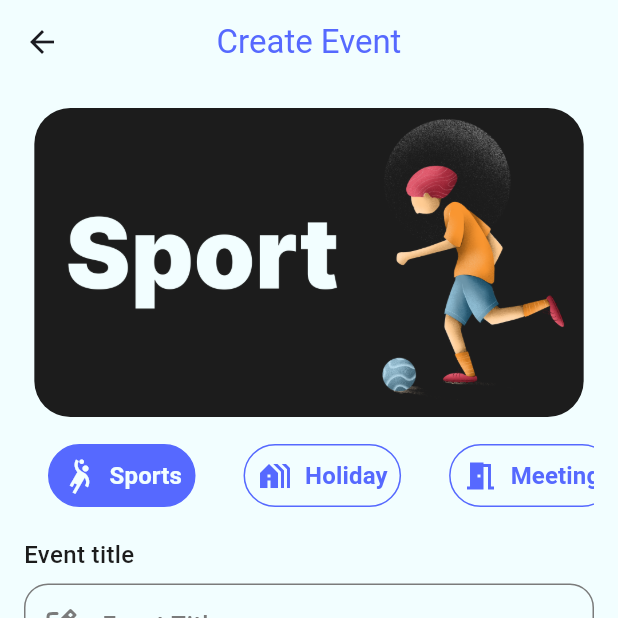
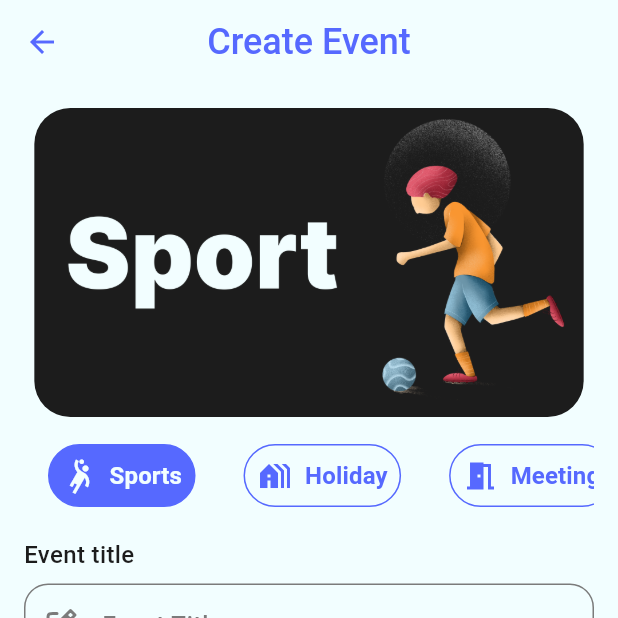
Before and after one commit to helkayal/evently, a Flutter app: the AddEvent screen opened directly, on a phone screen of 412 x 824 dp, the top half of it. Run offline on Flutter 3.47's test engine with Material 3 defaults, Android fonts, the phone set to English and light mode, and no system bars; our stand-ins replace animated_toggle_switch, cloud_firestore, firebase_auth, firebase_core, flutter_slidable, flutter_svg and 2 more; accounts and stored records are empty.

Commit message:
adjust appbar colors in both themes

```diff
--- a/lib/ui/screens/events/add_event/add_event.dart
+++ b/lib/ui/screens/events/add_event/add_event.dart
@@ -26,7 +26,7 @@ class _AddEventState extends State<AddEvent> {
   @override
   Widget build(BuildContext context) {
     return Scaffold(
-      appBar: buildAppBar(),
+      appBar: buildEventAppbar(context: context, title: 'Create Event'),
       body: SingleChildScrollView(
         child: Padding(
           padding: const EdgeInsets.all(16.0),
@@ -63,8 +63,6 @@ class _AddEventState extends State<AddEvent> {
       ),
     );
   }
-
-  buildAppBar() => AppBar(title: Text("Create Event"));
 
   buildCategoryTabs() => CategoryTabs(
     categories: CategoryDM.createEventsCategories,
--- a/lib/ui/screens/events/common/events_common.dart
+++ b/lib/ui/screens/events/common/events_common.dart
@@ -135,3 +135,15 @@ buildEventTime({
 );
 
 buildEventLocation() => Container();
+
+buildEventAppbar({
+  required BuildContext context,
+  required String title,
+  List<Widget>? actions = const [],
+}) => AppBar(
+  title: Text(title, style: Theme.of(context).textTheme.headlineLarge),
+  centerTitle: true,
+  backgroundColor: Theme.of(context).colorScheme.tertiary,
+  iconTheme: IconThemeData(color: Theme.of(context).colorScheme.primary),
+  actions: actions,
+);
--- a/lib/ui/screens/events/edit_event/edit_event.dart
+++ b/lib/ui/screens/events/edit_event/edit_event.dart
@@ -39,7 +39,7 @@ class _EditEventState extends State<EditEvent> {
   @override
   Widget build(BuildContext context) {
     return Scaffold(
-      appBar: buildAppBar(),
+      appBar: buildEventAppbar(context: context, title: 'Edit Event'),
       body: SingleChildScrollView(
         child: Padding(
           padding: const EdgeInsets.all(16.0),
@@ -76,8 +76,6 @@ class _EditEventState extends State<EditEvent> {
       ),
     );
   }
-
-  buildAppBar() => AppBar(title: Text("Edit Event"));
 
   buildCategoryTabs() => CategoryTabs(
     categories: CategoryDM.createEventsCategories,
--- a/lib/ui/screens/home/tabs/home/home_tab.dart
+++ b/lib/ui/screens/home/tabs/home/home_tab.dart
@@ -31,7 +31,7 @@ class _HomeTabState extends State<HomeTab> {
   buildHeader() => Container(
     padding: EdgeInsets.all(16),
     decoration: BoxDecoration(
-      color: AppColors.blue,
+      color: Theme.of(context).colorScheme.onPrimary,
       borderRadius: BorderRadius.only(
         bottomRight: Radius.circular(20),
         bottomLeft: Radius.circular(20),
--- a/lib/ui/utils/app_theme.dart
+++ b/lib/ui/utils/app_theme.dart
@@ -84,8 +84,10 @@ abstract final class AppTheme {
       brightness: Brightness.light,
       seedColor: AppColors.blue,
       primary: AppColors.blue,
+      onPrimary: AppColors.blue,
       secondary: AppColors.black,
       onSecondary: AppColors.white,
+      tertiary: AppColors.white,
     ),
     brightness: Brightness.light,
     textTheme: _lightTextTheme,
@@ -138,8 +140,10 @@ abstract final class AppTheme {
       brightness: Brightness.dark,
       seedColor: AppColors.blue,
       primary: AppColors.blue,
+      onPrimary: AppColors.dartPurple,
       secondary: AppColors.white,
       onSecondary: AppColors.black,
+      tertiary: AppColors.dartPurple,
     ),
     brightness: Brightness.dark,
     textTheme: _dartTextTheme,
```
Also changed, not shown: lib/ui/screens/events/event_details/event_details.dart (+8 -3 lines).
